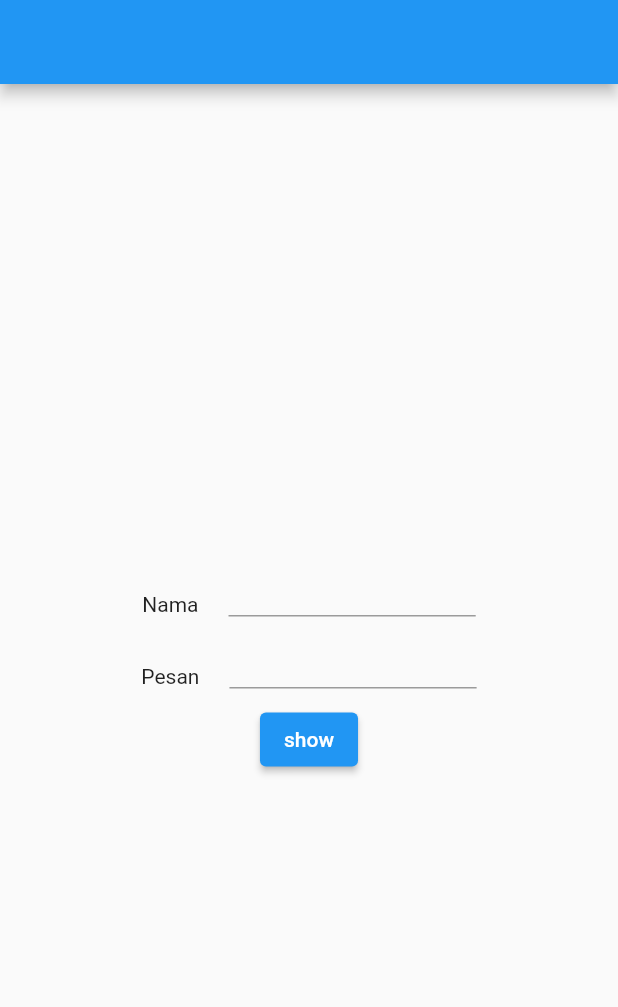
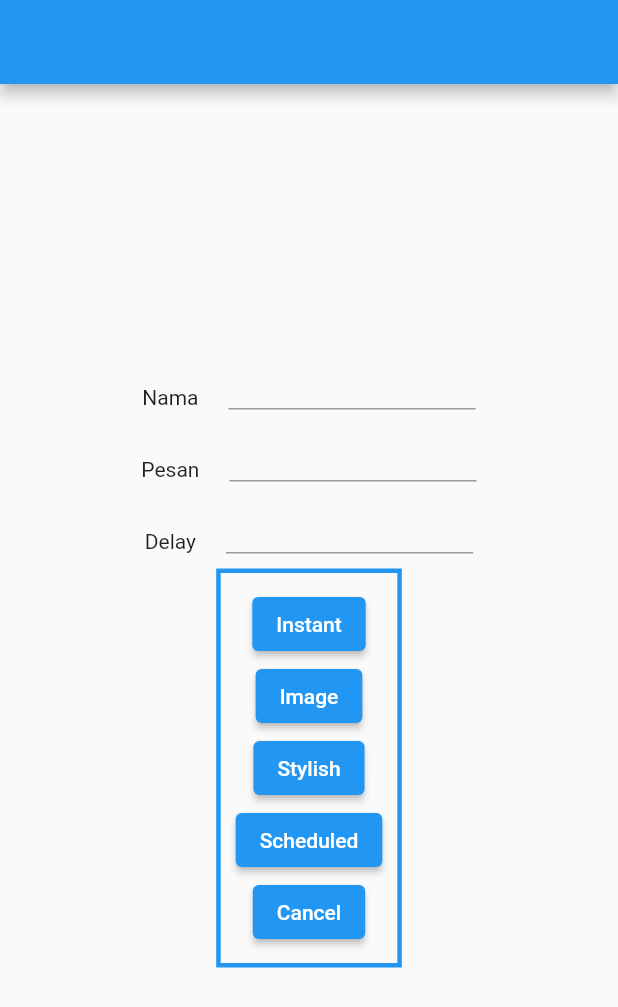
Before and after one commit to arif-pandu/not_ification, a Flutter app: the screen it shows after launch, on a phone screen of 412 x 824 dp. Shown: the top 1007 px of the screen. Run offline on Flutter 3.47's test engine with Material 2 defaults, Android fonts, the light colour scheme and no system bars; our stand-ins replace flutter_local_notifications, flutter_native_timezone, get, timezone.

Commit message:
Basicnya udah, tinggal implementasi UI sama dropdown dkk

```diff
--- a/lib/controller/main_controller.dart
+++ b/lib/controller/main_controller.dart
@@ -3,4 +3,5 @@ import 'package:get/get.dart';
 class MainController extends GetxController {
   String? namaPengirim;
   String? isiPesan;
+  int? waktuDelay;
 }
--- a/lib/main.dart
+++ b/lib/main.dart
@@ -6,7 +6,7 @@ import 'package:not_ification/page/homepage.dart';
 
 Future<void> main() async {
   WidgetsFlutterBinding.ensureInitialized();
-  await NotificationService().init();
+  await NotificationService().initialize();
   runApp(const MyApp());
 }
 
--- a/lib/page/homepage.dart
+++ b/lib/page/homepage.dart
@@ -17,15 +17,28 @@ class _HomePageState extends State<HomePage> {
   Widget build(BuildContext context) {
     TextEditingController textControllerNama = TextEditingController();
     TextEditingController textControllerPesan = TextEditingController();
+    TextEditingController textControllerWaktu = TextEditingController();
     MainController mainController = Get.put(MainController());
+
+    void submitForm() {
+      mainController.namaPengirim = textControllerNama.text;
+      mainController.isiPesan = textControllerPesan.text;
+      mainController.waktuDelay = int.parse(textControllerWaktu.text);
+    }
+
+    void clearForm() {
+      textControllerNama.clear();
+      textControllerPesan.clear();
+      textControllerWaktu.clear();
+    }
+
     return Scaffold(
       appBar: AppBar(),
       body: Center(
         child: Column(
           mainAxisAlignment: MainAxisAlignment.center,
           children: [
-            Container(
-              child: Row(
+            Row(
               mainAxisAlignment: MainAxisAlignment.center,
               crossAxisAlignment: CrossAxisAlignment.end,
               children: [
@@ -39,9 +52,7 @@ class _HomePageState extends State<HomePage> {
                 ),
               ],
             ),
-            ),
-            Container(
-              child: Row(
+            Row(
               mainAxisAlignment: MainAxisAlignment.center,
               crossAxisAlignment: CrossAxisAlignment.end,
               children: [
@@ -55,19 +66,79 @@ class _HomePageState extends State<HomePage> {
                 ),
               ],
             ),
+            Row(
+              mainAxisAlignment: MainAxisAlignment.center,
+              crossAxisAlignment: CrossAxisAlignment.end,
+              children: [
+                Text("Delay"),
+                Container(
+                  margin: EdgeInsets.only(left: 20),
+                  width: MediaQuery.of(context).size.width * 0.4,
+                  child: TextField(
+                    controller: textControllerWaktu,
                   ),
-            Padding(
-              padding: const EdgeInsets.only(top: 10),
-              child: ElevatedButton(
+                ),
+              ],
+            ),
+            Container(
+              margin: const EdgeInsets.all(10),
+              padding: const EdgeInsets.all(10),
+              decoration: BoxDecoration(
+                border: Border.all(
+                  width: 3,
+                  color: Colors.blue,
+                ),
+              ),
+              child: Column(
+                children: [
+                  // INSTANT
+                  ElevatedButton(
                     onPressed: () async {
-                  mainController.namaPengirim = textControllerNama.text;
-                  mainController.isiPesan = textControllerPesan.text;
-                  NotificationService()
-                      .selectNotification(textControllerNama.text);
-                  textControllerNama.clear();
-                  textControllerPesan.clear();
+                      submitForm();
+                      NotificationService().instantNotification();
+                      clearForm();
                     },
-                child: Text("show"),
+                    child: Text("Instant"),
+                  ),
+
+                  // IMAGE
+                  ElevatedButton(
+                    onPressed: () async {
+                      submitForm();
+                      NotificationService().imageNotification();
+                      clearForm();
+                    },
+                    child: Text("Image"),
+                  ),
+
+                  // STYLISH
+                  ElevatedButton(
+                    onPressed: () async {
+                      submitForm();
+                      NotificationService().stylishNotification();
+                      clearForm();
+                    },
+                    child: Text("Stylish"),
+                  ),
+
+                  // SCHEDULED
+                  ElevatedButton(
+                    onPressed: () async {
+                      submitForm();
+                      NotificationService().scheduledNotification();
+                      clearForm();
+                    },
+                    child: Text("Scheduled"),
+                  ),
+
+                  // CANCEL
+                  ElevatedButton(
+                    onPressed: () async {
+                      NotificationService().cancelNotification();
+                    },
+                    child: Text("Cancel"),
+                  ),
+                ],
               ),
             ),
           ],
```
Also changed, not shown: lib/bekap.dart (added, +86 -0 lines), lib/logic/notification_service.dart (+106 -52 lines), 1 other file. Lines whose indentation alone changed are shown as unchanged.
